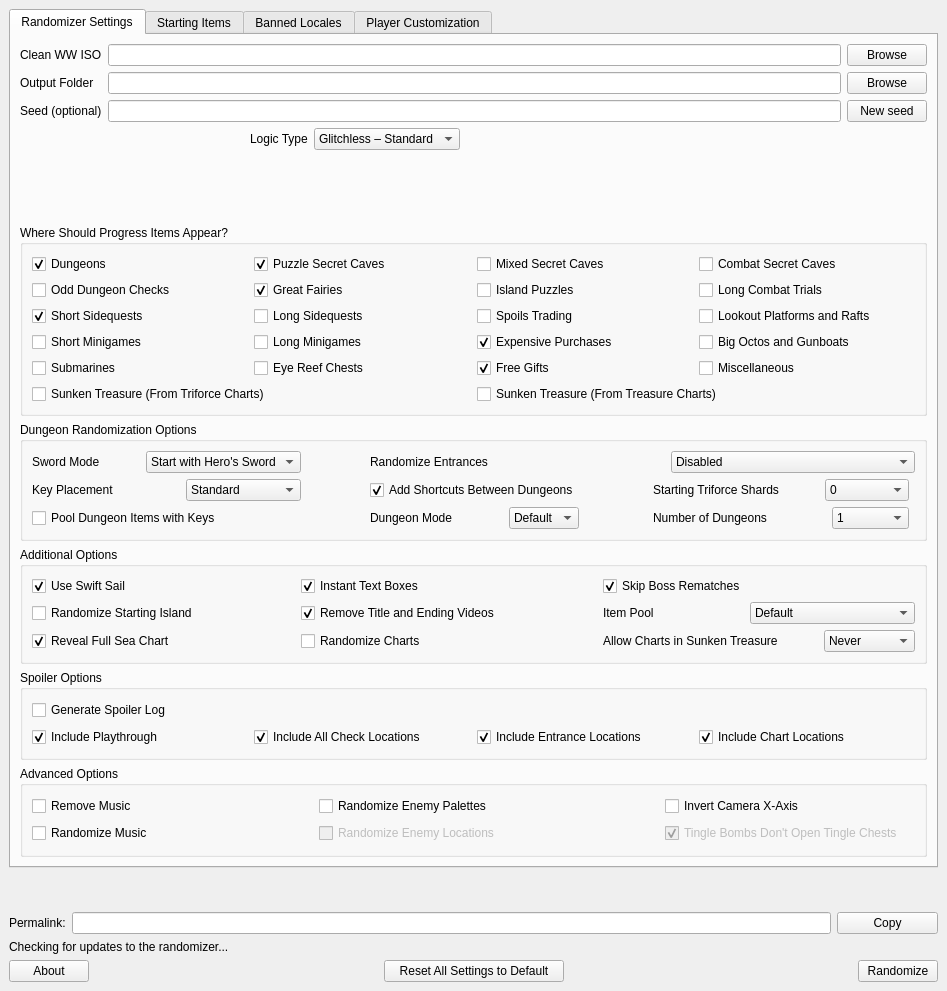
wooferzfg/wwrando, file wwr_ui/randomizer_window.ui: the form before one commit.
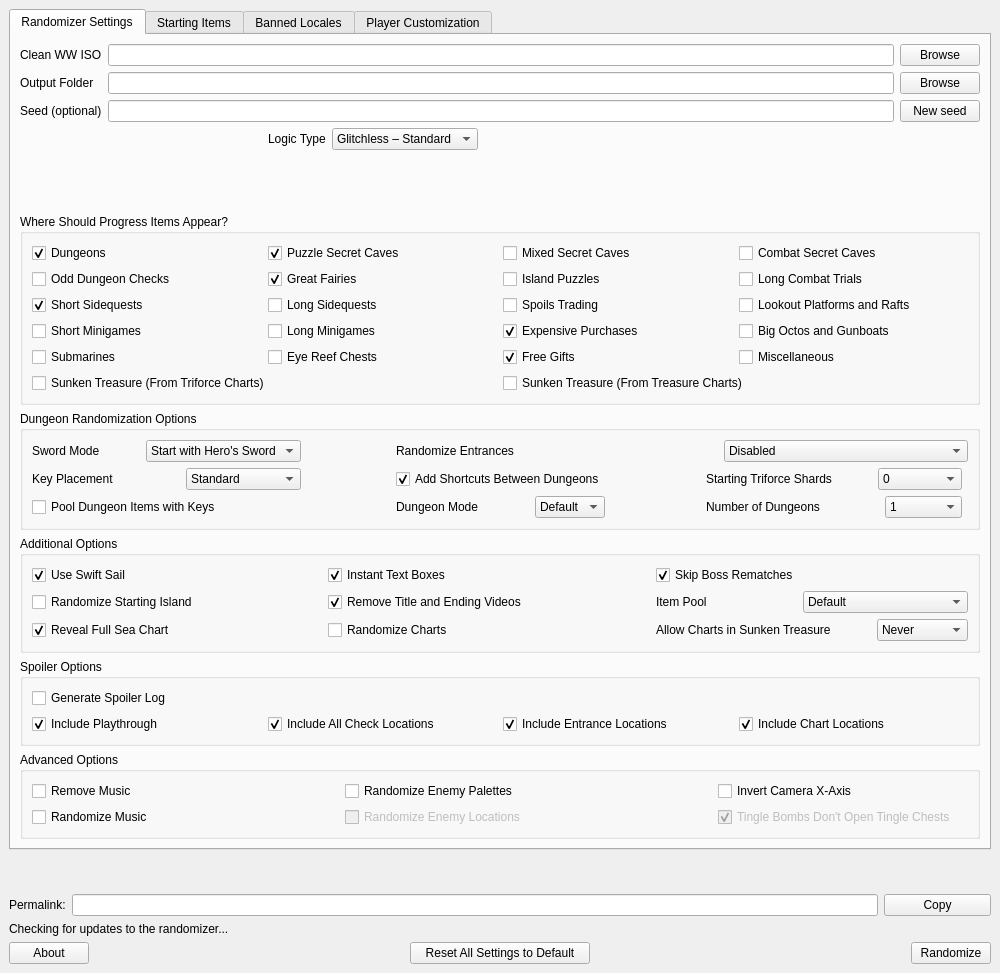
The form after the commit. The open tabs and pages were chosen to show the change.

Diff of the .ui file:
```diff
--- a/wwr_ui/randomizer_window.ui
+++ b/wwr_ui/randomizer_window.ui
@@ -6,8 +6,8 @@
    <rect>
     <x>0</x>
     <y>0</y>
-    <width>947</width>
-    <height>991</height>
+    <width>1000</width>
+    <height>973</height>
    </rect>
   </property>
   <property name="windowTitle">
@@ -28,8 +28,8 @@
         <rect>
          <x>0</x>
          <y>0</y>
-         <width>943</width>
-         <height>818</height>
+         <width>976</width>
+         <height>849</height>
         </rect>
        </property>
        <layout class="QVBoxLayout" name="layout_for_main_scroll">
@@ -121,7 +121,69 @@
             </item>
             <item>
              <layout class="QGridLayout" name="grid_for_logic">
+              <item row="1" column="1" colspan="3">
+               <widget class="QLabel" name="logic_desc">
+                <property name="text">
+                 <string/>
+                </property>
+               </widget>
+              </item>
+              <item row="0" column="0">
+               <spacer name="left_spacer">
+                <property name="orientation">
+                 <enum>Qt::Horizontal</enum>
+                </property>
+                <property name="sizeHint" stdset="0">
+                 <size>
+                  <width>40</width>
+                  <height>20</height>
+                 </size>
+                </property>
+               </spacer>
+              </item>
+              <item row="0" column="1">
+               <widget class="QLabel" name="label_for_logic_mod">
+                <property name="enabled">
+                 <bool>true</bool>
+                </property>
+                <property name="maximumSize">
+                 <size>
+                  <width>489</width>
+                  <height>16777215</height>
+                 </size>
+                </property>
+                <property name="text">
+                 <string>Logic Type</string>
+                </property>
+               </widget>
+              </item>
+              <item row="0" column="4">
+               <spacer name="right_spacer">
+                <property name="orientation">
+                 <enum>Qt::Horizontal</enum>
+                </property>
+                <property name="sizeHint" stdset="0">
+                 <size>
+                  <width>5</width>
+                  <height>20</height>
+                 </size>
+                </property>
+               </spacer>
+              </item>
               <item row="0" column="3">
+               <spacer name="logic_spacer">
+                <property name="orientation">
+                 <enum>Qt::Horizontal</enum>
+                </property>
+                <property name="sizeHint" stdset="0">
+                 <size>
+                  <width>5</width>
+                  <height>20</height>
+                 </size>
+                </property>
+               </spacer>
+              </item>
+              <item row="0" column="2">
                <widget class="QComboBox" name="logic_mod">
                 <property name="minimumSize">
                  <size>
@@ -173,68 +235,6 @@
                 </item>
                </widget>
               </item>
-              <item row="0" column="4">
-               <spacer name="logic_spacer">
-                <property name="orientation">
-                 <enum>Qt::Horizontal</enum>
-                </property>
-                <property name="sizeHint" stdset="0">
-                 <size>
-                  <width>5</width>
-                  <height>20</height>
-                 </size>
-                </property>
-               </spacer>
-              </item>
-              <item row="0" column="5">
-               <spacer name="right_spacer">
-                <property name="orientation">
-                 <enum>Qt::Horizontal</enum>
-                </property>
-                <property name="sizeHint" stdset="0">
-                 <size>
-                  <width>5</width>
-                  <height>20</height>
-                 </size>
-                </property>
-               </spacer>
-              </item>
-              <item row="0" column="2">
-               <widget class="QLabel" name="label_for_logic_mod">
-                <property name="enabled">
-                 <bool>true</bool>
-                </property>
-                <property name="maximumSize">
-                 <size>
-                  <width>489</width>
-                  <height>16777215</height>
-                 </size>
-                </property>
-                <property name="text">
-                 <string>Logic Type</string>
-                </property>
-               </widget>
-              </item>
-              <item row="0" column="1">
-               <spacer name="left_spacer">
-                <property name="orientation">
-                 <enum>Qt::Horizontal</enum>
-                </property>
-                <property name="sizeHint" stdset="0">
-                 <size>
-                  <width>40</width>
-                  <height>20</height>
-                 </size>
-                </property>
-               </spacer>
-              </item>
-              <item row="1" column="2" colspan="3">
-               <widget class="QLabel" name="logic_desc">
-                <property name="text">
-                 <string/>
-                </property>
-               </widget>
-              </item>
              </layout>
             </item>
             <item>
@@ -243,171 +243,73 @@
                <string>Where Should Progress Items Appear?</string>
               </property>
               <layout class="QGridLayout" name="grid_for_locations">
-               <item row="1" column="0">
-                <widget class="QCheckBox" name="progression_dungeons">
+               <item row="1" column="2">
+                <widget class="QCheckBox" name="progression_island_puzzles">
                  <property name="text">
-                  <string>Dungeons</string>
-                 </property>
-                 <property name="checked">
-                  <bool>true</bool>
-                 </property>
-                </widget>
-               </item>
-               <item row="8" column="0">
-                <widget class="QCheckBox" name="progression_short_minigames">
-                 <property name="text">
-                  <string>Short Minigames</string>
-                 </property>
-                </widget>
-               </item>
-               <item row="9" column="2">
-                <widget class="QCheckBox" name="progression_free_gifts">
-                 <property name="text">
-                  <string>Free Gifts</string>
-                 </property>
-                 <property name="checked">
-                  <bool>true</bool>
-                 </property>
-                </widget>
-               </item>
-               <item row="6" column="1">
-                <widget class="QCheckBox" name="progression_long_sidequests">
-                 <property name="text">
-                  <string>Long Sidequests</string>
-                 </property>
-                </widget>
-               </item>
-               <item row="6" column="0">
-                <widget class="QCheckBox" name="progression_short_sidequests">
-                 <property name="text">
-                  <string>Short Sidequests</string>
-                 </property>
-                 <property name="checked">
-                  <bool>true</bool>
-                 </property>
-                </widget>
-               </item>
-               <item row="8" column="2">
-                <widget class="QCheckBox" name="progression_expensive_purchases">
-                 <property name="text">
-                  <string>Expensive Purchases</string>
-                 </property>
-                 <property name="checked">
-                  <bool>true</bool>
-                 </property>
-                </widget>
-               </item>
-               <item row="11" column="0" colspan="2">
-                <widget class="QCheckBox" name="progression_triforce_charts">
-                 <property name="text">
-                  <string>Sunken Treasure (From Triforce Charts)</string>
-                 </property>
-                </widget>
-               </item>
-               <item row="6" column="2">
-                <widget class="QCheckBox" name="progression_spoils_trading">
-                 <property name="text">
-                  <string>Spoils Trading</string>
-                 </property>
-                </widget>
-               </item>
-               <item row="1" column="1">
-                <widget class="QCheckBox" name="progression_puzzle_secret_caves">
-                 <property name="text">
-                  <string>Puzzle Secret Caves</string>
-                 </property>
-                 <property name="checked">
-                  <bool>true</bool>
-                 </property>
-                </widget>
-               </item>
-               <item row="9" column="3">
-                <widget class="QCheckBox" name="progression_misc">
-                 <property name="text">
-                  <string>Miscellaneous</string>
-                 </property>
-                 <property name="checkable">
-                  <bool>true</bool>
-                 </property>
-                 <property name="checked">
-                  <bool>false</bool>
-                 </property>
-                </widget>
-               </item>
-               <item row="11" column="2" colspan="2">
-                <widget class="QCheckBox" name="progression_treasure_charts">
-                 <property name="text">
-                  <string>Sunken Treasure (From Treasure Charts)</string>
-                 </property>
-                </widget>
-               </item>
-               <item row="9" column="1">
-                <widget class="QCheckBox" name="progression_eye_reef_chests">
-                 <property name="text">
-                  <string>Eye Reef Chests</string>
-                 </property>
-                </widget>
-               </item>
-               <item row="8" column="3">
-                <widget class="QCheckBox" name="progression_big_octos_gunboats">
-                 <property name="text">
-                  <string>Big Octos and Gunboats</string>
+                  <string>Island Puzzles</string>
                  </property>
                 </widget>
                </item>
                <item row="1" column="3">
+                <widget class="QCheckBox" name="progression_long_combat_trials">
+                 <property name="text">
+                  <string>Long Combat Trials</string>
+                 </property>
+                </widget>
+               </item>
+               <item row="0" column="2">
+                <widget class="QCheckBox" name="progression_mixed_secret_caves">
+                 <property name="text">
+                  <string>Mixed Secret Caves</string>
+                 </property>
+                </widget>
+               </item>
+               <item row="0" column="3">
                 <widget class="QCheckBox" name="progression_combat_secret_caves">
                  <property name="text">
                   <string>Combat Secret Caves</string>
                  </property>
                 </widget>
                </item>
-               <item row="2" column="0">
+               <item row="1" column="0">
                 <widget class="QCheckBox" name="progression_tingle_chests">
                  <property name="text">
                   <string>Odd Dungeon Checks</string>
                  </property>
                 </widget>
                </item>
+               <item row="3" column="3">
+                <widget class="QCheckBox" name="progression_big_octos_gunboats">
+                 <property name="text">
+                  <string>Big Octos and Gunboats</string>
+                 </property>
+                </widget>
+               </item>
+               <item row="5" column="2" colspan="2">
+                <widget class="QCheckBox" name="progression_treasure_charts">
+                 <property name="text">
+                  <string>Sunken Treasure (From Treasure Charts)</string>
+                 </property>
+                </widget>
+               </item>
+               <item row="4" column="0">
+                <widget class="QCheckBox" name="progression_submarines">
+                 <property name="text">
+                  <string>Submarines</string>
+                 </property>
+                 <property name="checked">
+                  <bool>false</bool>
+                 </property>
+                </widget>
+               </item>
                <item row="2" column="3">
-                <widget class="QCheckBox" name="progression_long_combat_trials">
-                 <property name="text">
-                  <string>Long Combat Trials</string>
-                 </property>
-                </widget>
-               </item>
-               <item row="6" column="3">
                 <widget class="QCheckBox" name="progression_platforms_rafts">
                  <property name="text">
                   <string>Lookout Platforms and Rafts</string>
                  </property>
                 </widget>
                </item>
-               <item row="1" column="2">
-                <widget class="QCheckBox" name="progression_mixed_secret_caves">
-                 <property name="text">
-                  <string>Mixed Secret Caves</string>
-                 </property>
-                </widget>
-               </item>
-               <item row="9" column="0">
-                <widget class="QCheckBox" name="progression_submarines">
-                 <property name="text">
-                  <string>Submarines</string>
-                 </property>
-                 <property name="checked">
-                  <bool>false</bool>
-                 </property>
-                </widget>
-               </item>
-               <item row="2" column="2">
-                <widget class="QCheckBox" name="progression_island_puzzles">
-                 <property name="text">
-                  <string>Island Puzzles</string>
-                 </property>
-                </widget>
-               </item>
-               <item row="2" column="1">
+               <item row="1" column="1">
                 <widget class="QCheckBox" name="progression_great_fairies">
                  <property name="text">
                   <string>Great Fairies</string>
@@ -417,7 +319,105 @@
                  </property>
                 </widget>
                </item>
-               <item row="8" column="1">
+               <item row="4" column="1">
+                <widget class="QCheckBox" name="progression_eye_reef_chests">
+                 <property name="text">
+                  <string>Eye Reef Chests</string>
+                 </property>
+                </widget>
+               </item>
+               <item row="4" column="3">
+                <widget class="QCheckBox" name="progression_misc">
+                 <property name="text">
+                  <string>Miscellaneous</string>
+                 </property>
+                 <property name="checkable">
+                  <bool>true</bool>
+                 </property>
+                 <property name="checked">
+                  <bool>false</bool>
+                 </property>
+                </widget>
+               </item>
+               <item row="0" column="1">
+                <widget class="QCheckBox" name="progression_puzzle_secret_caves">
+                 <property name="text">
+                  <string>Puzzle Secret Caves</string>
+                 </property>
+                 <property name="checked">
+                  <bool>true</bool>
+                 </property>
+                </widget>
+               </item>
+               <item row="2" column="2">
+                <widget class="QCheckBox" name="progression_spoils_trading">
+                 <property name="text">
+                  <string>Spoils Trading</string>
+                 </property>
+                </widget>
+               </item>
+               <item row="5" column="0" colspan="2">
+                <widget class="QCheckBox" name="progression_triforce_charts">
+                 <property name="text">
+                  <string>Sunken Treasure (From Triforce Charts)</string>
+                 </property>
+                </widget>
+               </item>
+               <item row="3" column="2">
+                <widget class="QCheckBox" name="progression_expensive_purchases">
+                 <property name="text">
+                  <string>Expensive Purchases</string>
+                 </property>
+                 <property name="checked">
+                  <bool>true</bool>
+                 </property>
+                </widget>
+               </item>
+               <item row="2" column="0">
+                <widget class="QCheckBox" name="progression_short_sidequests">
+                 <property name="text">
+                  <string>Short Sidequests</string>
+                 </property>
+                 <property name="checked">
+                  <bool>true</bool>
+                 </property>
+                </widget>
+               </item>
+               <item row="2" column="1">
+                <widget class="QCheckBox" name="progression_long_sidequests">
+                 <property name="text">
+                  <string>Long Sidequests</string>
+                 </property>
+                </widget>
+               </item>
+               <item row="4" column="2">
+                <widget class="QCheckBox" name="progression_free_gifts">
+                 <property name="text">
+                  <string>Free Gifts</string>
+                 </property>
+                 <property name="checked">
+                  <bool>true</bool>
+                 </property>
+                </widget>
+               </item>
+               <item row="3" column="0">
+                <widget class="QCheckBox" name="progression_short_minigames">
+                 <property name="text">
+                  <string>Short Minigames</string>
+                 </property>
+                </widget>
+               </item>
+               <item row="0" column="0">
+                <widget class="QCheckBox" name="progression_dungeons">
+                 <property name="text">
+                  <string>Dungeons</string>
+                 </property>
+                 <property name="checked">
+                  <bool>true</bool>
+                 </property>
+                </widget>
+               </item>
+               <item row="3" column="1">
                 <widget class="QCheckBox" name="progression_long_minigames">
                  <property name="text">
                   <string>Long Minigames</string>
```
Left out of the diff: 196 changed lines with no effect on the pictures.
